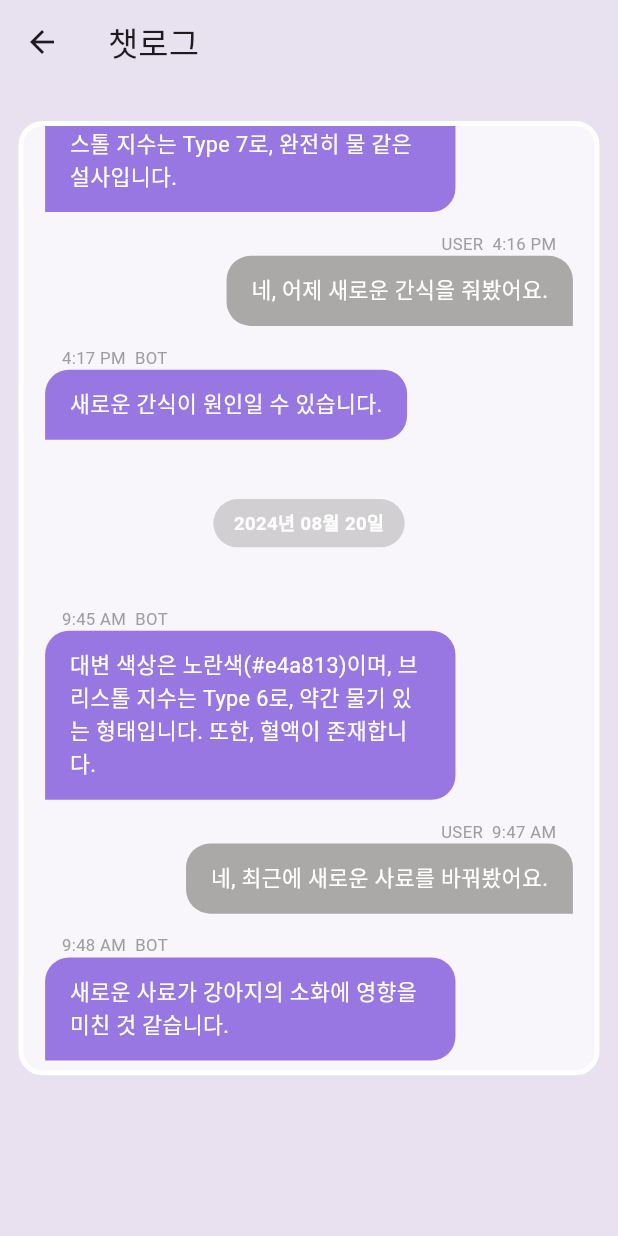
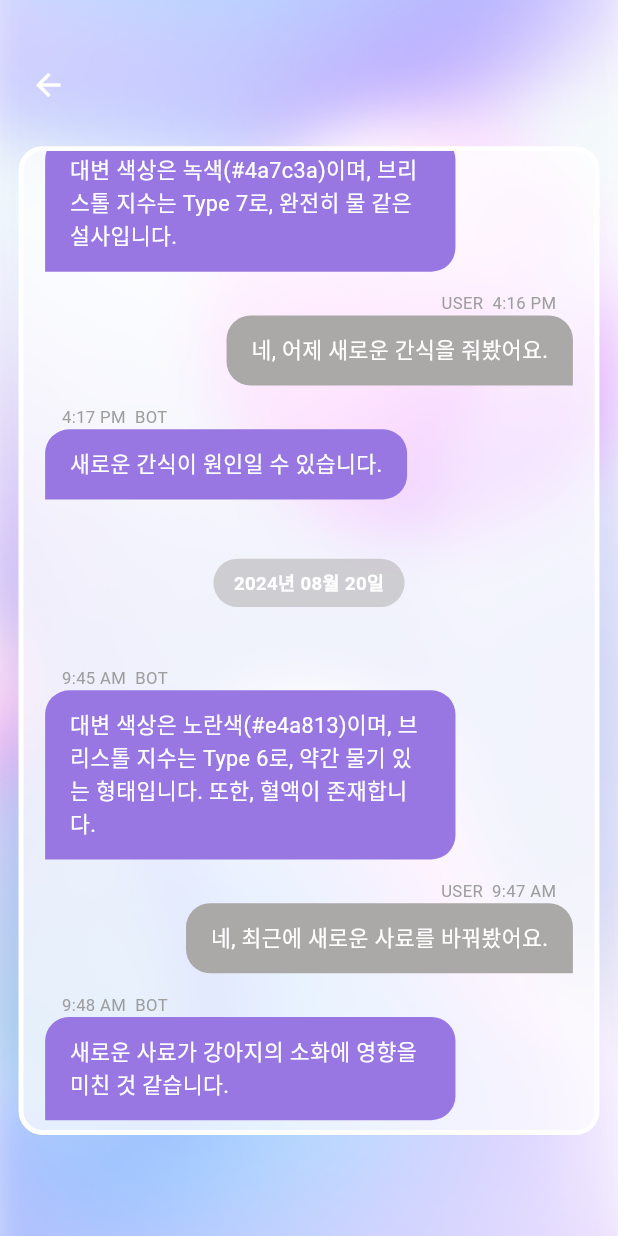
Before and after one commit to ChaenyH/SKT-FlyAI, a Flutter app: the ChatLogScreen screen opened by its route, on a phone screen of 412 x 824 dp. Run offline on Flutter 3.47's test engine with Material 3 defaults, Android fonts, the phone set to English and light mode, and no system bars; our stand-ins replace camera, image_picker, rive.

Commit message:
Design: Apply Glassmorphism to ChatlogScreen

```diff
--- a/gr_local/poopy/lib/views/chatlog_screen.dart
+++ b/gr_local/poopy/lib/views/chatlog_screen.dart
@@ -1,5 +1,6 @@
 import 'package:flutter/material.dart';
 import 'package:intl/intl.dart';
+import 'package:poopy/views/rive_background.dart';
 import 'package:poopy/views/widgets/chat_message_widget.dart';
 
 
@@ -83,11 +84,29 @@ class _ChatLogScreenState extends State<ChatLogScreen> {
     DateTime? previousDate;
 
     return Scaffold(
-      appBar: AppBar(
-        title: Text('챗로그'),
+      body: Stack(
+        children: [
+          const StalledBackground1(), // RiveBackground 추가
+          Column(
+            crossAxisAlignment: CrossAxisAlignment.start,
+            children: [
+              // 상단 뒤로가기 버튼
+              Padding(
+                padding: EdgeInsets.only(
+                    top: contextHeight * 0.4,
+                    bottom: contextHeight * 0.1,
+                    left: contextWidth * 0.2
                 ),
-      backgroundColor: Color(0xFFE9E0F0),
-      body: Container(
+                child: IconButton(
+                  icon: Icon(Icons.arrow_back, color: Colors.white),
+                  onPressed: () {
+                    Navigator.pop(context);
+                  },
+                ),
+              ),
+
+              Container(
+                height: contextHeight * 8,
                 decoration: BoxDecoration(
                   color: Colors.white.withOpacity(0.7), // 반투명 배경색
                   borderRadius: BorderRadius.circular(16.0), // 모서리 둥글게
@@ -96,11 +115,9 @@ class _ChatLogScreenState extends State<ChatLogScreen> {
                     width: contextWidth * 0.08,
                   ),
                 ),
-        margin: EdgeInsets.only(
-          top: contextHeight * 0.3,
-          bottom: contextHeight * 1.3,
-          left: contextWidth * 0.3,
-          right: contextWidth * 0.3,
+                margin: EdgeInsets.symmetric(
+                  horizontal: contextWidth * 0.3,
+                  vertical: contextHeight * 0.1,
                 ),
                 padding: EdgeInsets.symmetric(
                   horizontal: contextWidth * 0.25,
@@ -156,6 +173,10 @@ class _ChatLogScreenState extends State<ChatLogScreen> {
                   },
                 ),
               ),
+            ],
+          ),
+        ],
+      ),
     );
   }
 }
--- a/gr_local/poopy/lib/views/login_screen.dart
+++ b/gr_local/poopy/lib/views/login_screen.dart
@@ -1,6 +1,8 @@
 import 'package:flutter/material.dart';
 import '../controllers/navigation_controller.dart';
 import 'dart:ui';  // for ImageFilter
+
+
 
 void showCustomLoginDialog(BuildContext context) {
   final double contextHeight = MediaQuery.of(context).size.height * 0.1;
--- a/gr_local/poopy/lib/views/onboarding_screen.dart
+++ b/gr_local/poopy/lib/views/onboarding_screen.dart
@@ -1,5 +1,4 @@
 import 'dart:ui';
-
 import 'package:flutter/material.dart';
 import 'package:poopy/views/rive_background.dart';
 import '../controllers/navigation_controller.dart';
```
Lines whose indentation alone changed are shown as unchanged.
